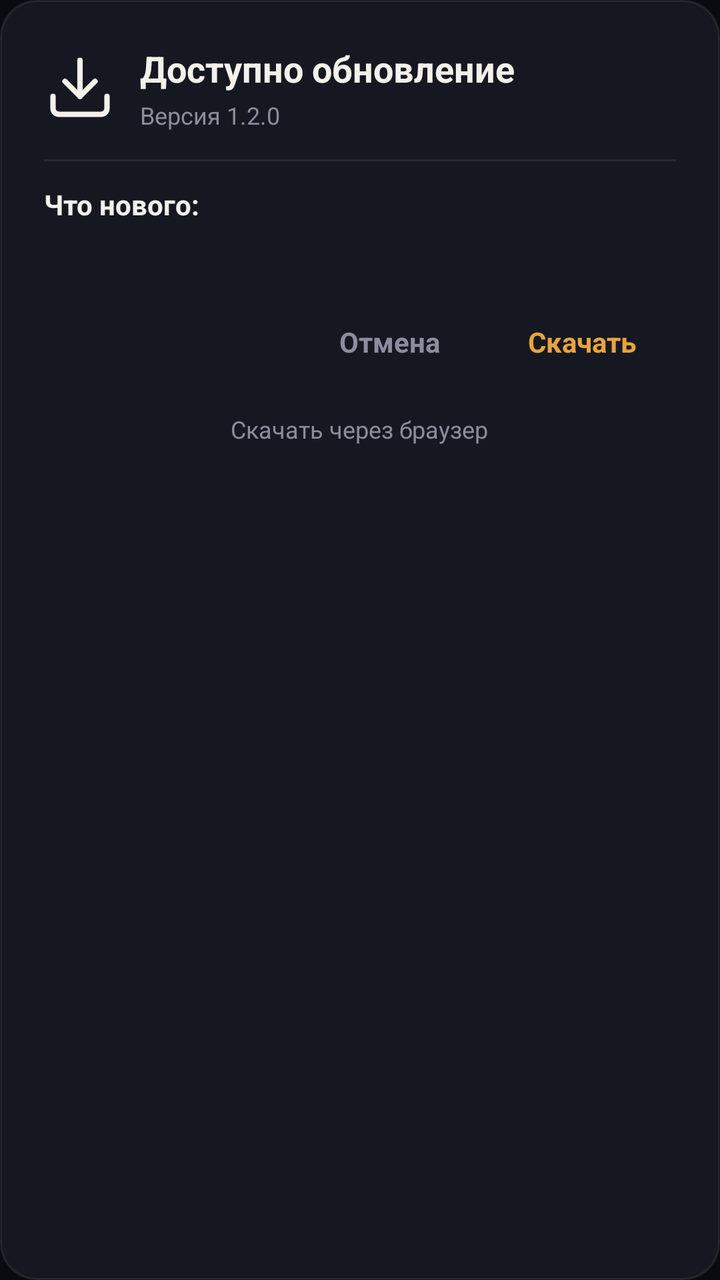
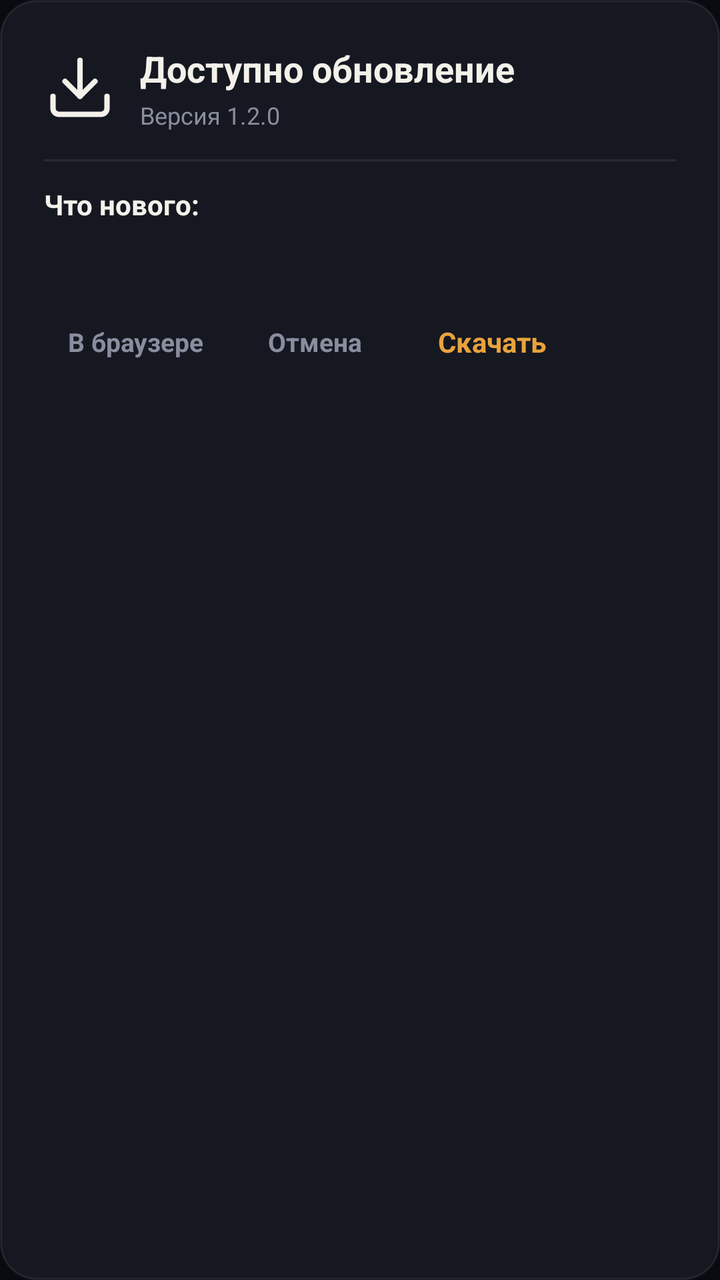

The first picture is an Android layout as it rendered before a commit; the second is the same layout after the commit. The layout source and the unified diff follow.
<!-- AndroidManifest.xml: application theme Theme.Mirage -->
<!-- res/layout/dialog_update_available.xml -->
<?xml version="1.0" encoding="utf-8"?>
<LinearLayout xmlns:android="http://schemas.android.com/apk/res/android"
    android:id="@+id/dialogUpdateAvailableRoot"
    android:layout_width="match_parent"
    android:layout_height="wrap_content"
    android:background="@drawable/bg_card"
    android:orientation="vertical"
    android:padding="22dp">

    
    <LinearLayout
        android:layout_width="match_parent"
        android:layout_height="wrap_content"
        android:gravity="center_vertical"
        android:orientation="horizontal">

        <ImageView
            android:id="@+id/ivUpdateAvailableIcon"
            android:layout_width="36dp"
            android:layout_height="36dp"
            android:layout_marginEnd="12dp"
            android:src="@drawable/ic_download"
            android:contentDescription="@null" />

        <LinearLayout
            android:layout_width="0dp"
            android:layout_height="wrap_content"
            android:layout_weight="1"
            android:orientation="vertical">

            <TextView
                android:id="@+id/tvUpdateAvailableTitle"
                android:layout_width="wrap_content"
                android:layout_height="wrap_content"
                android:text="@string/update_dialog_title"
                android:textColor="@color/ink"
                android:textSize="18sp"
                android:textStyle="bold" />

            <TextView
                android:id="@+id/tvUpdateVersionBadge"
                android:layout_width="wrap_content"
                android:layout_height="wrap_content"
                android:layout_marginTop="3dp"
                android:text="Версия 1.2.0"
                android:textColor="@color/ink_soft"
                android:textSize="12sp" />
        </LinearLayout>
    </LinearLayout>

    <View
        android:id="@+id/vUpdateAvailableDivider"
        android:layout_width="match_parent"
        android:layout_height="1dp"
        android:layout_marginTop="14dp"
        android:layout_marginBottom="12dp"
        android:background="@color/card_stroke" />

    <TextView
        android:id="@+id/tvChangelogLabel"
        android:layout_width="wrap_content"
        android:layout_height="wrap_content"
        android:text="Что нового:"
        android:textColor="@color/ink"
        android:textSize="14sp"
        android:textStyle="bold" />

    <ScrollView
        android:layout_width="match_parent"
        android:layout_height="wrap_content"
        android:layout_marginTop="8dp"
        android:layout_marginBottom="14dp"
        android:maxHeight="200dp">

        <TextView
            android:id="@+id/tvUpdateChangelog"
            android:layout_width="match_parent"
            android:layout_height="wrap_content"
            android:lineSpacingExtra="3dp"
            android:textColor="@color/ink_soft"
            android:textSize="13sp" />
    </ScrollView>

    
    <LinearLayout
        android:id="@+id/layoutUpdateProgress"
        android:layout_width="match_parent"
        android:layout_height="wrap_content"
        android:layout_marginBottom="14dp"
        android:orientation="vertical"
        android:visibility="gone">

        <ProgressBar
            android:id="@+id/pbUpdateDownload"
            style="?android:attr/progressBarStyleHorizontal"
            android:layout_width="match_parent"
            android:layout_height="8dp"
            android:indeterminate="false"
            android:max="100"
            android:progress="0"
            android:progressBackgroundTint="@color/card_stroke"
            android:progressTint="@color/accent" />

        <TextView
            android:id="@+id/tvUpdateDownloadProgress"
            android:layout_width="match_parent"
            android:layout_height="wrap_content"
            android:layout_marginTop="6dp"
            android:gravity="center"
            android:text="@string/update_download_preparing"
            android:textColor="@color/ink_soft"
            android:textSize="12sp" />
    </LinearLayout>

    
    <LinearLayout
        android:layout_width="match_parent"
        android:layout_height="wrap_content"
        android:gravity="end"
        android:orientation="horizontal">

        <TextView
            android:id="@+id/btnUpdateLater"
            android:layout_width="wrap_content"
            android:layout_height="wrap_content"
            android:background="@android:color/transparent"
            android:clickable="true"
            android:focusable="false"
            android:paddingStart="16dp"
            android:paddingEnd="16dp"
            android:paddingTop="10dp"
            android:paddingBottom="10dp"
            android:text="@string/update_dialog_later"
            android:textColor="@color/ink_soft"
            android:textSize="14sp"
            android:textStyle="bold" />

        <TextView
            android:id="@+id/btnUpdateDownload"
            android:layout_width="wrap_content"
            android:layout_height="wrap_content"
            android:layout_marginStart="8dp"
            android:background="@android:color/transparent"
            android:clickable="true"
            android:focusable="false"
            android:paddingStart="20dp"
            android:paddingEnd="20dp"
            android:paddingTop="10dp"
            android:paddingBottom="10dp"
            android:text="@string/update_dialog_download"
            android:textColor="@color/accent"
            android:textSize="14sp"
            android:textStyle="bold" />
    </LinearLayout>

    
    <TextView
        android:id="@+id/btnUpdateBrowser"
        android:layout_width="wrap_content"
        android:layout_height="wrap_content"
        android:layout_gravity="center_horizontal"
        android:layout_marginTop="10dp"
        android:background="@android:color/transparent"
        android:clickable="true"
        android:focusable="false"
        android:padding="6dp"
        android:text="@string/update_dialog_download_browser"
        android:textColor="@color/ink_soft"
        android:textSize="12sp" />

</LinearLayout>
<!-- resources referenced by this layout -->
<resources>
  <color name="accent">#E8A33D</color>
  <color name="card_stroke">#14FFFFFF</color>
  <color name="ink">#F3F1EA</color>
  <color name="ink_soft">#8A8D9E</color>
  <!-- drawable bg_card (drawable) -->
  <?xml version="1.0" encoding="utf-8"?>
  <shape xmlns:android="http://schemas.android.com/apk/res/android"
      android:shape="rectangle">
      <corners android:radius="18dp" />
      <solid android:color="@color/card" />
      <stroke
          android:width="1dp"
          android:color="@color/card_stroke" />
  </shape>
  <!-- drawable ic_download (drawable) -->
  <?xml version="1.0" encoding="utf-8"?>
  <vector xmlns:android="http://schemas.android.com/apk/res/android"
      android:width="20dp"
      android:height="20dp"
      android:viewportWidth="24"
      android:viewportHeight="24">
      <path
          android:strokeColor="@color/ink"
          android:strokeWidth="1.8"
          android:strokeLineCap="round"
          android:strokeLineJoin="round"
          android:pathData="M21,15v4a2,2 0 0,1 -2,2H5a2,2 0 0,1 -2,-2v-4" />
      <path
          android:strokeColor="@color/ink"
          android:strokeWidth="1.8"
          android:strokeLineCap="round"
          android:strokeLineJoin="round"
          android:pathData="M7,10l5,5 5,-5" />
      <path
          android:strokeColor="@color/ink"
          android:strokeWidth="1.8"
          android:strokeLineCap="round"
          android:strokeLineJoin="round"
          android:pathData="M12,15V3" />
  </vector>
  <string name="update_dialog_download">Скачать</string>
  <string name="update_dialog_download_browser">Скачать через браузер</string>
  <string name="update_dialog_later">Отмена</string>
  <string name="update_dialog_title">Доступно обновление</string>
  <string name="update_download_preparing">Подготовка к загрузке…</string>
  <style name="Theme.Mirage" parent="Theme.Material3.Dark.NoActionBar">
          <item name="android:windowBackground">@color/bg</item>
          <item name="android:statusBarColor">@color/bg</item>
          <item name="android:navigationBarColor">@color/bg</item>
          <item name="android:windowLightStatusBar">false</item>
          <item name="colorPrimary">@color/amber</item>
          <item name="colorSecondary">@color/amber_deep</item>
          <item name="colorSurface">@color/card</item>
          <item name="colorOnSurface">@color/ink</item>
      </style>
  <color name="card">#161821</color>
  <color name="bg">#0A0B10</color>
  <color name="amber">#E8A33D</color>
  <color name="amber_deep">#C9722A</color>
</resources>

<!-- the commit's change to res/layout/dialog_update_available.xml (unified diff, before → after) -->
@@ -116,23 +116,40 @@
     <LinearLayout
         android:layout_width="match_parent"
         android:layout_height="wrap_content"
-        android:gravity="end"
+        android:gravity="center_vertical"
         android:orientation="horizontal">
+
+        <TextView
+            android:id="@+id/btnUpdateBrowser"
+            android:layout_width="wrap_content"
+            android:layout_height="wrap_content"
+            android:background="@android:color/transparent"
+            android:clickable="true"
+            android:focusable="false"
+            android:paddingStart="12dp"
+            android:paddingEnd="12dp"
+            android:paddingTop="10dp"
+            android:paddingBottom="10dp"
+            android:text="@string/update_dialog_browser_btn"
+            android:textColor="@color/ink_soft"
+            android:textSize="13sp"
+            android:textStyle="bold" />
 
         <TextView
             android:id="@+id/btnUpdateLater"
             android:layout_width="wrap_content"
             android:layout_height="wrap_content"
+            android:layout_marginStart="8dp"
             android:background="@android:color/transparent"
             android:clickable="true"
             android:focusable="false"
-            android:paddingStart="16dp"
-            android:paddingEnd="16dp"
+            android:paddingStart="12dp"
+            android:paddingEnd="12dp"
             android:paddingTop="10dp"
             android:paddingBottom="10dp"
             android:text="@string/update_dialog_later"
             android:textColor="@color/ink_soft"
-            android:textSize="14sp"
+            android:textSize="13sp"
             android:textStyle="bold" />
 
         <TextView
@@ -143,8 +160,8 @@
             android:background="@android:color/transparent"
             android:clickable="true"
             android:focusable="false"
-            android:paddingStart="20dp"
-            android:paddingEnd="20dp"
+            android:paddingStart="18dp"
+            android:paddingEnd="18dp"
             android:paddingTop="10dp"
             android:paddingBottom="10dp"
             android:text="@string/update_dialog_download"
@@ -153,19 +170,4 @@
             android:textStyle="bold" />
     </LinearLayout>
 
-    
-    <TextView
-        android:id="@+id/btnUpdateBrowser"
-        android:layout_width="wrap_content"
-        android:layout_height="wrap_content"
-        android:layout_gravity="center_horizontal"
-        android:layout_marginTop="10dp"
-        android:background="@android:color/transparent"
-        android:clickable="true"
-        android:focusable="false"
-        android:padding="6dp"
-        android:text="@string/update_dialog_download_browser"
-        android:textColor="@color/ink_soft"
-        android:textSize="12sp" />
-
 </LinearLayout>
<!-- resource entries referenced after the edit -->
@@ -40,8 +40,8 @@
           android:strokeLineJoin="round"
           android:pathData="M12,15V3" />
   </vector>
+  <string name="update_dialog_browser_btn">В браузере</string>
   <string name="update_dialog_download">Скачать</string>
-  <string name="update_dialog_download_browser">Скачать через браузер</string>
   <string name="update_dialog_later">Отмена</string>
   <string name="update_dialog_title">Доступно обновление</string>
   <string name="update_download_preparing">Подготовка к загрузке…</string>
